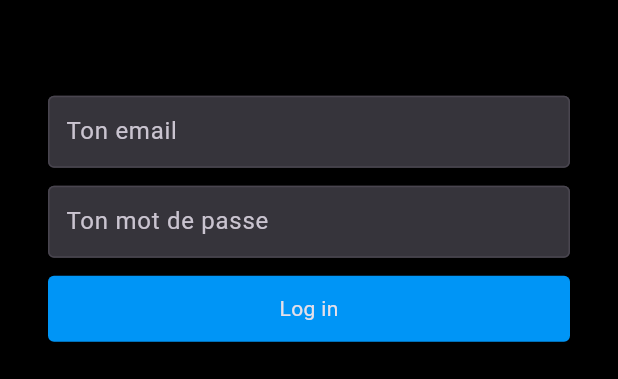
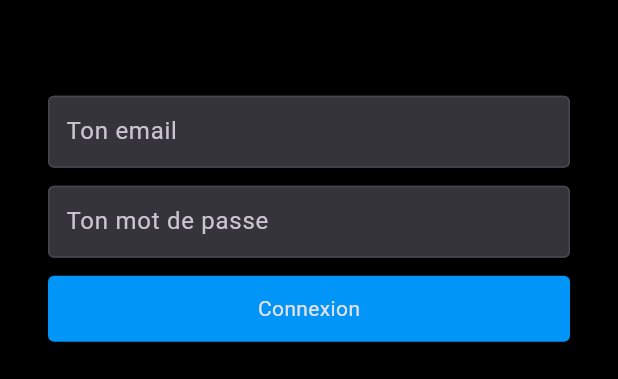
Before and after one commit to leo8/cfq_dev, a Flutter app: the LoginScreen screen opened directly, on a phone screen of 412 x 824 dp, the part 374-753 px from its top. Run offline on Flutter 3.47's test engine with Material 3 defaults, Android fonts, the phone set to English and light mode, and no system bars; our stand-ins replace cloud_firestore, firebase_auth, firebase_core, flutter_svg; accounts and stored records are empty.

Commit message:
Testing signup and login screens

```diff
--- a/lib/screens/login_screen.dart
+++ b/lib/screens/login_screen.dart
@@ -64,7 +64,7 @@ class _LoginScreenState extends State<LoginScreen> {
               // Log in button
               InkWell(
                 child: Container(
-                  child: const Text('Log in'),
+                  child: const Text('Connexion'),
                   width: double.infinity,
                   alignment: Alignment.center,
                   padding: const EdgeInsets.symmetric(vertical: 12),
```
Also changed, not shown: lib/screens/signup_screen.dart (+9 -0 lines).
